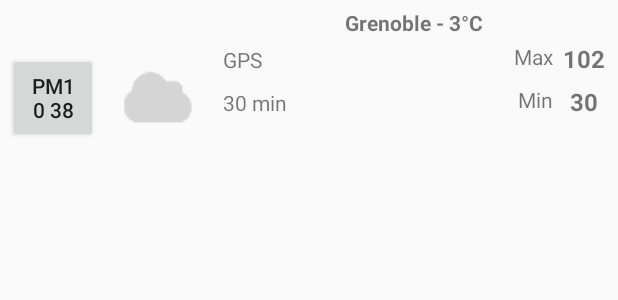
After one commit to Psykotik/PollutionChecker, an Android app: the layout my_layout.xml on its own in the app's theme, with its tools: preview values and no code run, on a phone screen of 412 x 824 dp. The commit adds this screen. Shown: the top 300 px of the screen. Run offline under Robolectric (Android 15) with nearby library versions, the phone set to English and light mode, and no system bars.

Commit message:
[Update] UI
Added a new layout, updated « hello world » interface

```diff
--- a/app/src/main/res/layout/activity_main.xml
+++ b/app/src/main/res/layout/activity_main.xml
@@ -10,8 +10,10 @@
     android:paddingTop="@dimen/activity_vertical_margin"
     tools:context="fr.jordanlambert.myandroidapplication.MainActivity">
 
-    <TextView
-        android:layout_width="wrap_content"
-        android:layout_height="wrap_content"
-        android:text="Hello World!" />
+    <android.support.v7.widget.RecyclerView
+        android:id="@+id/my_recycler_view"
+        android:scrollbars="vertical"
+        android:layout_width="match_parent"
+        android:layout_height="match_parent"/>
+
 </RelativeLayout>
--- /dev/null
+++ b/app/src/main/res/layout/my_layout.xml
@@ -0,0 +1,79 @@
+<?xml version="1.0" encoding="utf-8"?>
+<FrameLayout xmlns:android="http://schemas.android.com/apk/res/android"
+    android:layout_width="fill_parent"
+    android:layout_height="120dp"
+    android:orientation="vertical">
+    <LinearLayout xmlns:android="http://schemas.android.com/apk/res/android"
+        xmlns:app="http://schemas.android.com/apk/res-auto"
+        android:layout_width="match_parent"
+        android:layout_height="120dip"
+        android:layout_margin="5dp"
+        android:orientation="horizontal">
+
+        <Button
+            android:text="PM10 38"
+            android:id="@+id/button"
+            android:layout_marginRight="10dp"
+            android:layout_gravity="center_vertical"
+            android:layout_height="60dp"
+            android:layout_width="60dp" />
+
+        <ImageView
+            android:layout_height="60dp"
+            android:layout_width="60dp"
+            android:layout_marginRight="10dp"
+            android:layout_gravity="center_vertical"
+            app:srcCompat="@drawable/img_cloud"
+            android:id="@+id/imageView" />
+
+        <TableLayout android:layout_width="match_parent"
+            android:layout_height="match_parent"
+            android:stretchColumns="1">
+            <TableRow android:gravity="center_horizontal">
+                <TextView
+                    android:id="@+id/globalinfo"
+                    android:layout_width="match_parent"
+                    android:text="Grenoble - 3°C"
+                    android:textStyle="normal|bold"
+                    android:textSize="14sp" />
+            </TableRow>
+
+            <TableRow>
+                <TextView android:id="@+id/gps"
+                    android:text="GPS"
+                    android:padding="3dip" />
+                <TextView
+                    android:text="Max"
+                    android:padding="3dip"
+                    android:textAlignment="textEnd"
+                    android:layout_gravity="end"/>
+                <TextView
+                    android:text="102"
+                    android:id="@+id/pm10Max"
+                    android:gravity="right"
+                    android:padding="3dip"
+                    android:textStyle="normal|bold"
+                    android:textSize="16sp" />
+            </TableRow>
+
+            <TableRow>
+                <TextView
+                    android:text="30 min"
+                    android:id="@+id/lastUpdate"
+                    android:padding="3dip" />
+                <TextView
+                    android:text="Min"
+                    android:padding="3dip"
+                    android:textAlignment="textEnd"
+                    android:layout_gravity="end"/>
+                <TextView
+                    android:text="30"
+                    android:id="@+id/pm10Min"
+                    android:gravity="center"
+                    android:padding="3dip"
+                    android:textStyle="normal|bold"
+                    android:textSize="16sp" />
+            </TableRow>
+        </TableLayout>
+    </LinearLayout>
+</FrameLayout>
```
